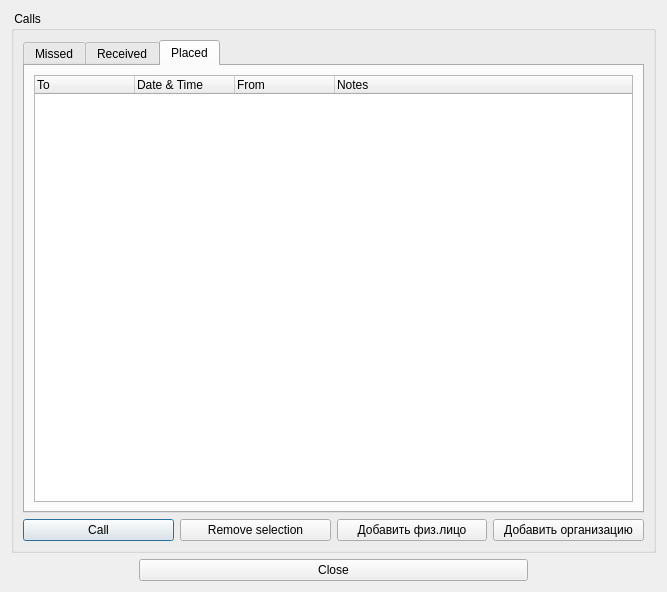
Qt form CallHistoryDialog.ui (okostynchuk/Outcall) before a commit.
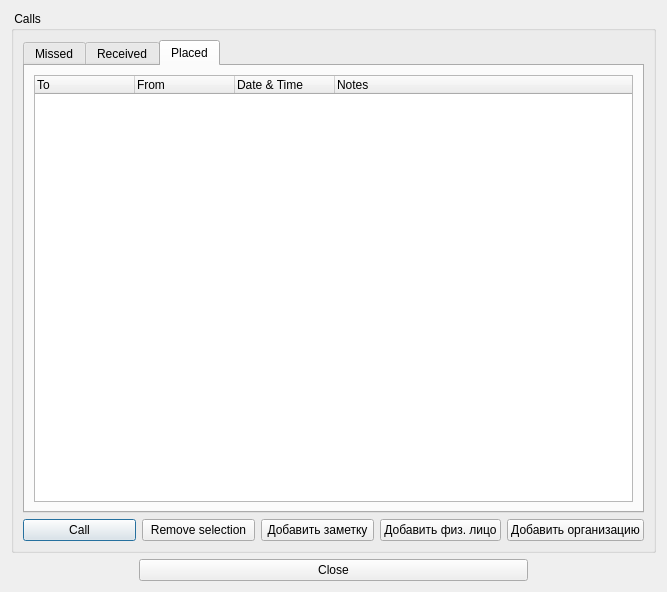
The same form after that commit. The open tabs and pages were chosen to show the change. Icons and pictures are not drawn.

Commit message: CallHistory окончено

What changed in the file:
```diff
--- a/CallHistoryDialog.ui
+++ b/CallHistoryDialog.ui
@@ -160,16 +160,16 @@
               <string notr="true">To</string>
              </property>
             </column>
-            <column>
-             <property name="text">
-              <string notr="true">Date &amp; Time</string>
-             </property>
-            </column>
             <column>
              <property name="text">
               <string notr="true">From</string>
              </property>
             </column>
+            <column>
+             <property name="text">
+              <string notr="true">Date &amp; Time</string>
+             </property>
+            </column>
             <column>
              <property name="text">
               <string>Notes</string>
@@ -197,10 +197,17 @@
           </property>
          </widget>
         </item>
+        <item>
+         <widget class="QPushButton" name="addNotes">
+          <property name="text">
+           <string>Добавить заметку</string>
+          </property>
+         </widget>
+        </item>
         <item>
          <widget class="QPushButton" name="addContactButton">
           <property name="text">
-           <string>Добавить физ.лицо</string>
+           <string>Добавить физ. лицо</string>
           </property>
          </widget>
         </item>
```
Left out of the diff: 2 changed lines with no effect on the pictures. The commit also changes 21 other files.
